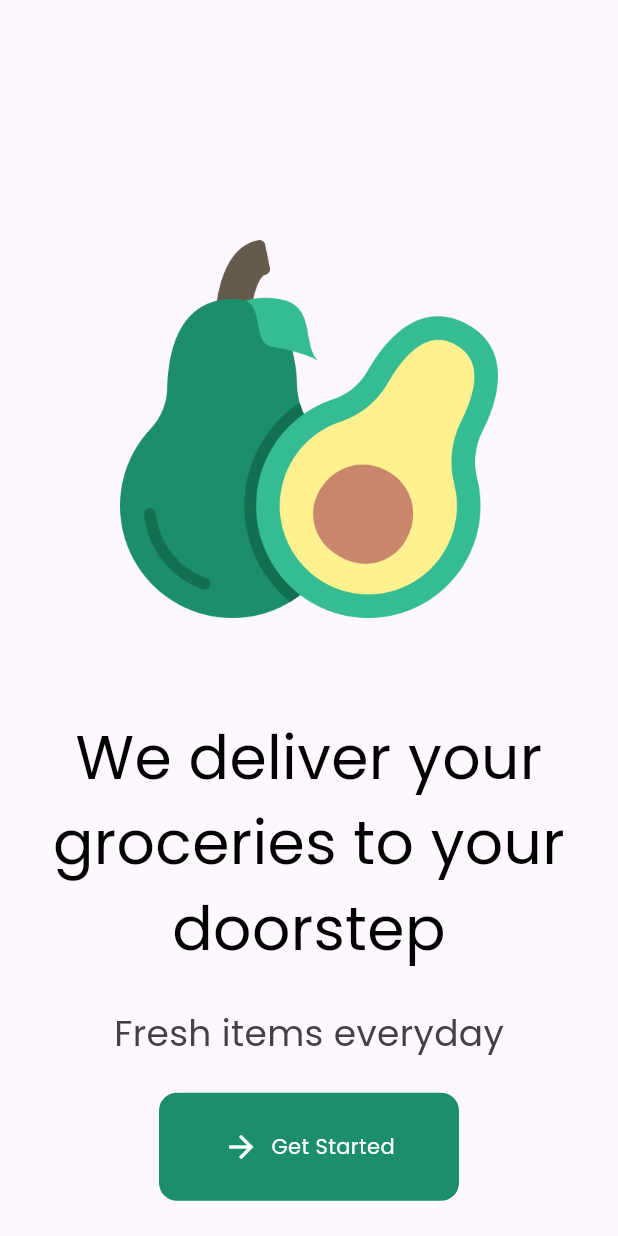
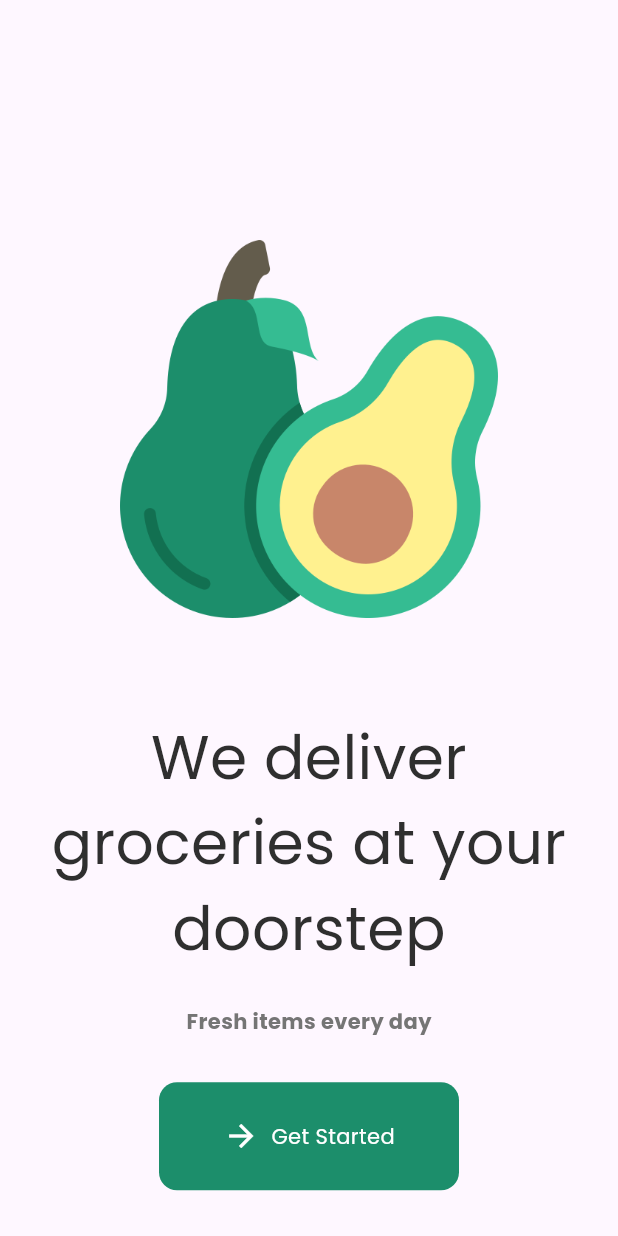
Before and after one commit to hollali/grocery_application, a Flutter app: the screen it shows after launch, on a phone screen of 412 x 824 dp. Run offline on Flutter 3.47's test engine with Material 3 defaults, Android fonts, the phone set to English and light mode, and no system bars; our stand-ins replace firebase_auth, firebase_core, fluttertoast; accounts and stored records are empty.

Commit message:
Refactor SplashScreen to use StatefulWidget for authentication check and improve UI elements

```diff
--- a/lib/pages/splash_screen.dart
+++ b/lib/pages/splash_screen.dart
@@ -1,49 +1,84 @@
 import 'package:flutter/material.dart';
-import 'package:grocery_application/pages/login_page.dart'; // Adjust the import path as necessary
+import 'package:firebase_auth/firebase_auth.dart';
+import 'package:grocery_application/pages/login_page.dart';
+import 'package:grocery_application/pages/authentication.dart';
 
-class SplashScreen extends StatelessWidget {
-  const SplashScreen({required Key key}) : super(key: key);
+class SplashScreen extends StatefulWidget {
+  const SplashScreen({Key? key}) : super(key: key);
+
+  @override
+  State<SplashScreen> createState() => _SplashScreenState();
+}
+
+class _SplashScreenState extends State<SplashScreen> {
+  final FirebaseAuth _auth = FirebaseAuth.instance;
+  bool _isCheckingAuth = true;
+
+  @override
+  void initState() {
+    super.initState();
+    _checkAuthStatus();
+  }
+
+  Future<void> _checkAuthStatus() async {
+    await Future.delayed(
+        const Duration(seconds: 2)); // Short delay for better UX
+
+    if (mounted) {
+      _isCheckingAuth = false;
+      if (_auth.currentUser != null) {
+        // User is logged in, navigate to authentication page
+        Navigator.pushReplacement(
+          context,
+          MaterialPageRoute(builder: (context) => const AuthenticationPage()),
+        );
+      } else {
+        // User is not logged in, show the splash screen with get started button
+        setState(() {});
+      }
+    }
+  }
 
   @override
   Widget build(BuildContext context) {
     return Scaffold(
       body: Column(
         children: [
-          //* App Logo
+          // App Logo
           Padding(
             padding: const EdgeInsets.only(
-              left: 80.0,
-              right: 80,
-              bottom: 40.0,
-              top: 160,
-            ),
+                left: 80.0, right: 80, bottom: 40, top: 160),
             child: Image.asset('lib/assets/logo/logo - 1.png'),
           ),
+          // We deliver groceries at your doorstep
           Padding(
             padding: const EdgeInsets.all(24.0),
             child: Text(
-              'We deliver your groceries to your doorstep',
+              "We deliver groceries at your doorstep",
               textAlign: TextAlign.center,
               style: TextStyle(
                 fontSize: 40,
                 fontWeight: FontWeight.normal,
-                color: Color(0xFF000000),
+                color: const Color(0xFF2F2F2F),
                 fontFamily: 'Poppins',
               ),
             ),
           ),
-          //* Fresh items everyday
+          // Fresh items every day
           Text(
-            "Fresh items everyday",
+            "Fresh items every day",
             style: TextStyle(
-              fontSize: 24,
-              fontWeight: FontWeight.normal,
-              color: Colors.grey[800],
+              fontSize: 14,
+              fontWeight: FontWeight.bold,
+              color: Colors.grey[600],
               fontFamily: 'Poppins',
             ),
           ),
           const Spacer(),
 
+          if (_isCheckingAuth)
+            const CircularProgressIndicator()
+          else if (_auth.currentUser == null)
             GestureDetector(
               onTap: () => Navigator.pushReplacement(
                 context,
@@ -53,25 +88,27 @@ class SplashScreen extends StatelessWidget {
                 width: 200,
                 child: Container(
                   decoration: BoxDecoration(
-                  color: Color(0xFF1C8E6B),
+                    color: const Color(0xFF1C8E6B),
                     borderRadius: BorderRadius.circular(12),
                   ),
                   padding: const EdgeInsets.all(24),
-                child:
-                    Row(mainAxisAlignment: MainAxisAlignment.center, children: [
-                  Icon(
+                  child: Row(
+                    mainAxisAlignment: MainAxisAlignment.center,
+                    children: [
+                      const Icon(
                         Icons.arrow_forward,
                         color: Colors.white,
                       ),
-                  SizedBox(width: 8),
-                  Text(
-                    'Get Started',
+                      const SizedBox(width: 8),
+                      const Text(
+                        "Get Started",
                         style: TextStyle(
                           color: Colors.white,
                           fontFamily: 'Poppins',
                         ),
                       ),
-                ]),
+                    ],
+                  ),
                 ),
               ),
             ),
```
Lines whose indentation alone changed are shown as unchanged.
